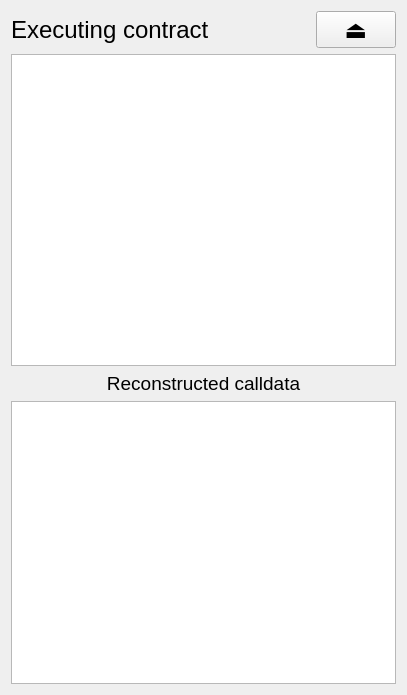
First picture: the form in Kola/Debugger/ContractCalls/contractcalls.ui, repository vikipedia48/Kola, before the edit.
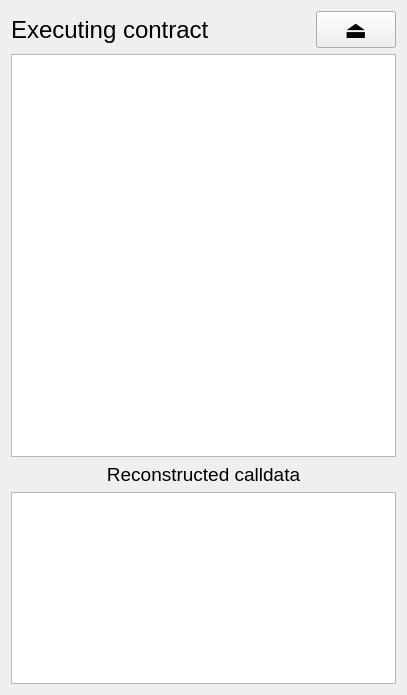
Second picture: the form after the edit.

Commit message: changed titles of threads

Patch:
```diff
--- a/Kola/Debugger/ContractCalls/contractcalls.ui
+++ b/Kola/Debugger/ContractCalls/contractcalls.ui
@@ -103,7 +103,10 @@
       <enum>QAbstractItemView::NoSelection</enum>
      </property>
      <property name="textElideMode">
-      <enum>Qt::ElideLeft</enum>
+      <enum>Qt::ElideRight</enum>
+     </property>
+     <property name="verticalScrollMode">
+      <enum>QAbstractItemView::ScrollPerItem</enum>
      </property>
      <property name="spacing">
       <number>4</number>
@@ -136,7 +139,7 @@
      <item>
       <widget class="QTextBrowser" name="textBrowser_calldata">
        <property name="sizePolicy">
-        <sizepolicy hsizetype="Expanding" vsizetype="Expanding">
+        <sizepolicy hsizetype="Expanding" vsizetype="Preferred">
          <horstretch>0</horstretch>
          <verstretch>0</verstretch>
         </sizepolicy>
```
The commit also changes 1 other file.
